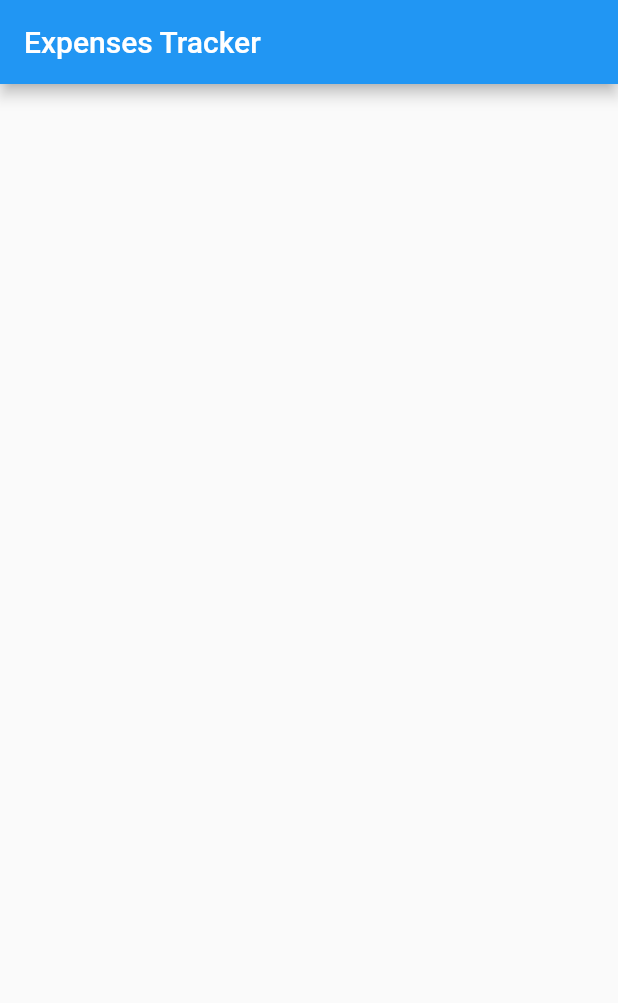
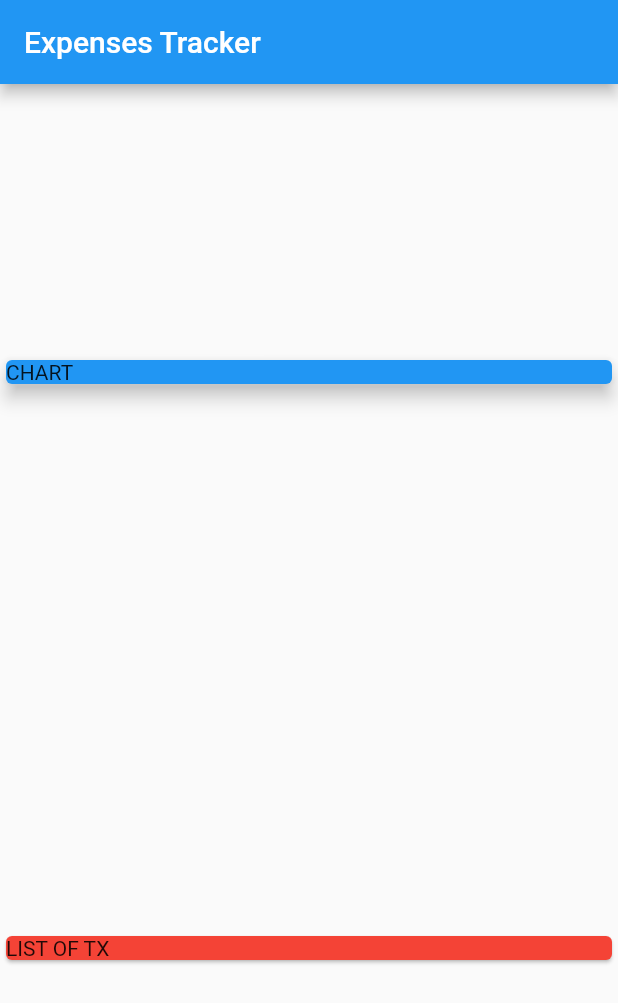
Before and after one commit to davidaodejobi/Flutter-and-Dart-Course, a Flutter app: the screen it shows after launch, on a phone screen of 412 x 824 dp. Shown: the top 1003 px of the screen. Run offline on Flutter 3.47's test engine with Material 2 defaults, Android fonts, the phone set to English and light mode, and no system bars.

```diff
--- a/expenses_tracker/lib/main.dart
+++ b/expenses_tracker/lib/main.dart
@@ -21,7 +21,7 @@ class MyApp extends StatelessWidget {
 }
 
 class Homepage extends StatefulWidget {
-  const Homepage({ Key? key }) : super(key: key);
+  const Homepage({Key? key}) : super(key: key);
 
   @override
   _HomepageState createState() => _HomepageState();
@@ -34,6 +34,24 @@ class _HomepageState extends State<Homepage> {
       appBar: AppBar(
         title: const Text('Expenses Tracker'),
       ),
+      body: Column(
+        mainAxisAlignment: MainAxisAlignment.spaceAround,
+        crossAxisAlignment: CrossAxisAlignment.stretch,
+        children: [
+          Container(
+            width: double.infinity,
+            child: const Card(
+              color: Colors.blue,
+              child: Text('CHART'),
+              elevation: 5,
+            ),
+          ),
+          const Card(
+            color: Colors.red,
+            child: Text('LIST OF TX'),
+          ),
+        ],
+      ),
     );
   }
 }
```
Also changed, not shown: expenses_tracker/lib/transaction.dart (added).
